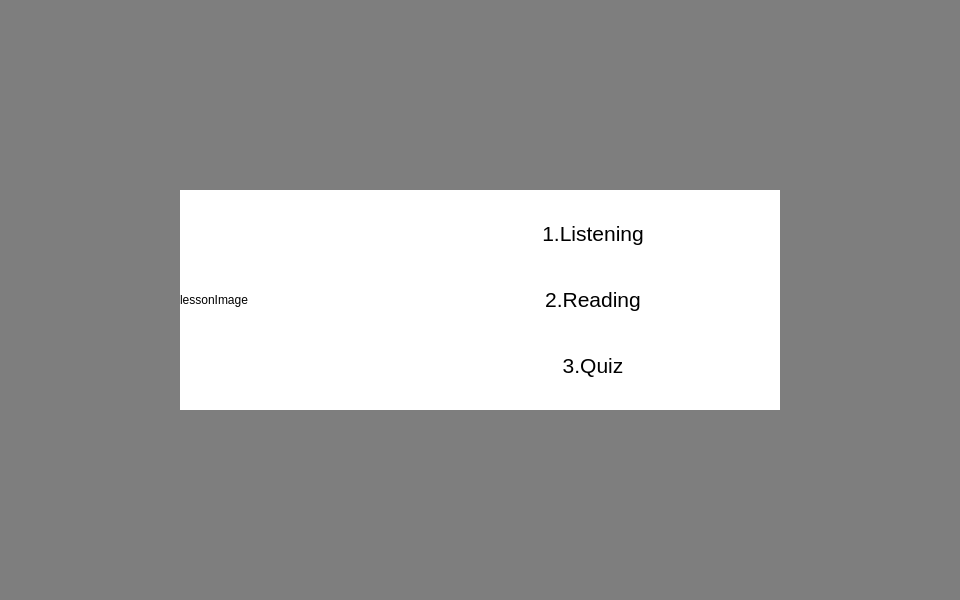
Above: weeduTalk/weedulessonguidewidget.ui from SSSuperHero/AEEduApplication before the change. Below: the same form after it.
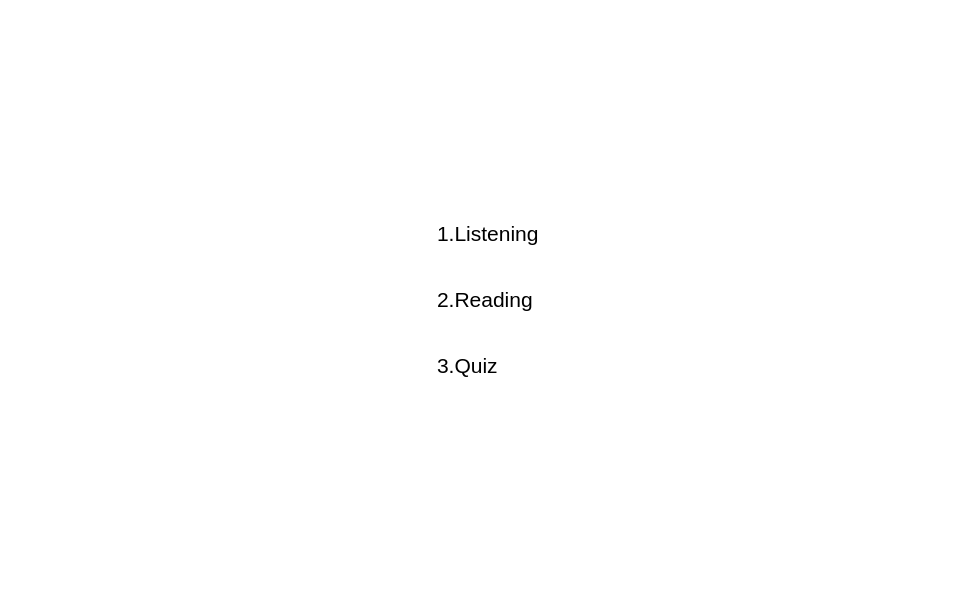
That is the form after the change.

Commit message: 背景透明

Diff of the .ui file:
```diff
--- a/weeduTalk/weedulessonguidewidget.ui
+++ b/weeduTalk/weedulessonguidewidget.ui
@@ -17,10 +17,19 @@
    </size>
   </property>
   <property name="windowTitle">
-   <string>Form</string>
+   <string/>
+  </property>
+  <property name="windowOpacity">
+   <double>1.000000000000000</double>
+  </property>
+  <property name="autoFillBackground">
+   <bool>false</bool>
   </property>
   <property name="styleSheet">
-   <string notr="true">background-color: rgba(0, 0, 0, 76);</string>
+   <string notr="true">QWidget#WeEduLessonGuideWidget
+{
+background-color: rgba(255, 255, 255, 0);
+}</string>
   </property>
   <layout class="QHBoxLayout" name="horizontalLayout_2">
    <item>
@@ -70,12 +79,15 @@
            </size>
           </property>
           <property name="text">
-           <string>lessonImage</string>
+           <string/>
           </property>
          </widget>
         </item>
         <item>
          <layout class="QVBoxLayout" name="verticalLayout">
+          <property name="leftMargin">
+           <number>30</number>
+          </property>
           <item>
            <widget class="QPushButton" name="listenButton">
             <property name="font">
@@ -88,6 +100,12 @@
             <property name="layoutDirection">
              <enum>Qt::LeftToRight</enum>
             </property>
+            <property name="styleSheet">
+             <string notr="true">QPushButton{
+text-align : left;
+background-color: rgb(255, 255, 255);
+}</string>
+            </property>
             <property name="text">
              <string>1.Listening</string>
             </property>
@@ -103,6 +121,12 @@
               <pointsize>16</pointsize>
              </font>
             </property>
+            <property name="styleSheet">
+             <string notr="true">QPushButton{
+text-align : left;
+background-color: rgb(255, 255, 255);
+}</string>
+            </property>
             <property name="text">
              <string>2.Reading</string>
             </property>
@@ -118,6 +142,12 @@
               <pointsize>16</pointsize>
              </font>
             </property>
+            <property name="styleSheet">
+             <string notr="true">QPushButton{
+text-align : left;
+background-color: rgb(255, 255, 255);
+}</string>
+            </property>
             <property name="text">
              <string>3.Quiz</string>
             </property>
```
The commit also changes 2 other files.
